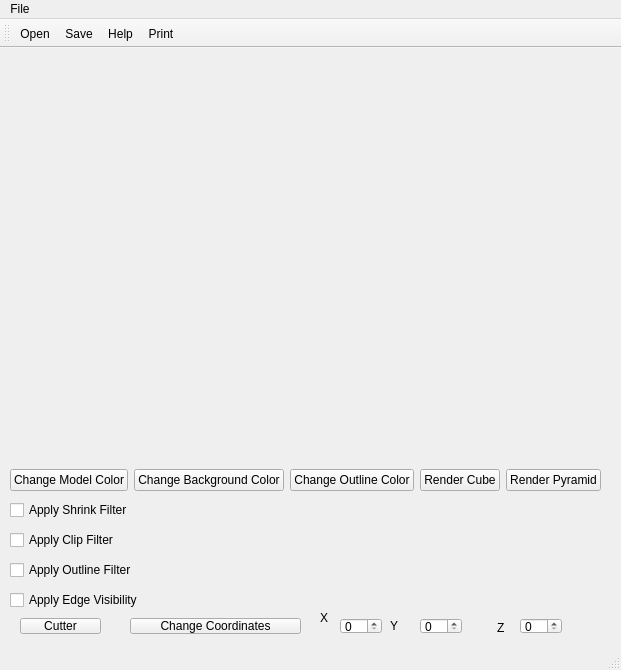
The window that afolabi_ind/Exercise3/mainwindow.ui (eeyla2/2021_GROUP_25) describes before a commit, drawn with Qt 5.
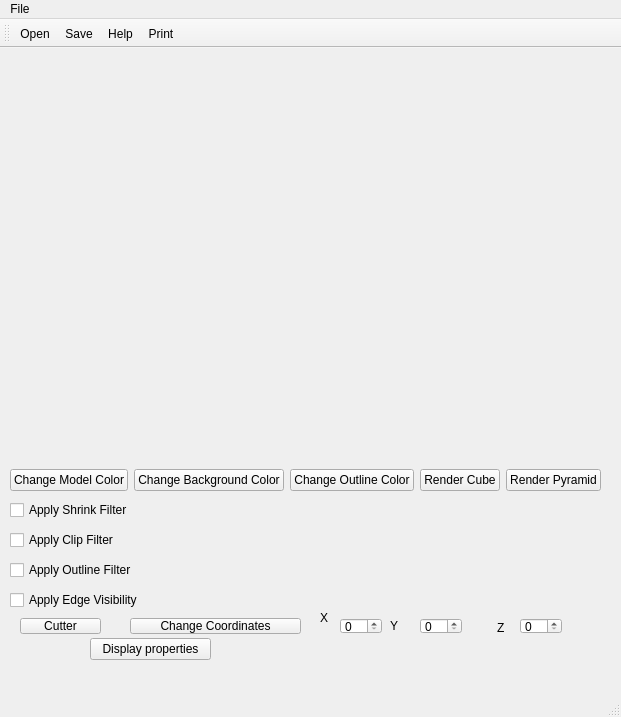
The same window after the commit. Icons and pictures are not drawn. Custom widgets are drawn as their Qt base class.

Commit message: properties draft

What changed in the file:
```diff
--- a/afolabi_ind/Exercise3/mainwindow.ui
+++ b/afolabi_ind/Exercise3/mainwindow.ui
@@ -7,7 +7,7 @@
     <x>0</x>
     <y>0</y>
     <width>621</width>
-    <height>670</height>
+    <height>717</height>
    </rect>
   </property>
   <property name="windowTitle">
@@ -311,6 +311,19 @@
      <string>Z</string>
     </property>
    </widget>
+   <widget class="QPushButton" name="displayProperties">
+    <property name="geometry">
+     <rect>
+      <x>90</x>
+      <y>590</y>
+      <width>121</width>
+      <height>22</height>
+     </rect>
+    </property>
+    <property name="text">
+     <string>Display properties</string>
+    </property>
+   </widget>
   </widget>
   <widget class="QMenuBar" name="menubar">
    <property name="geometry">
```
The commit also changes 2 other files.
